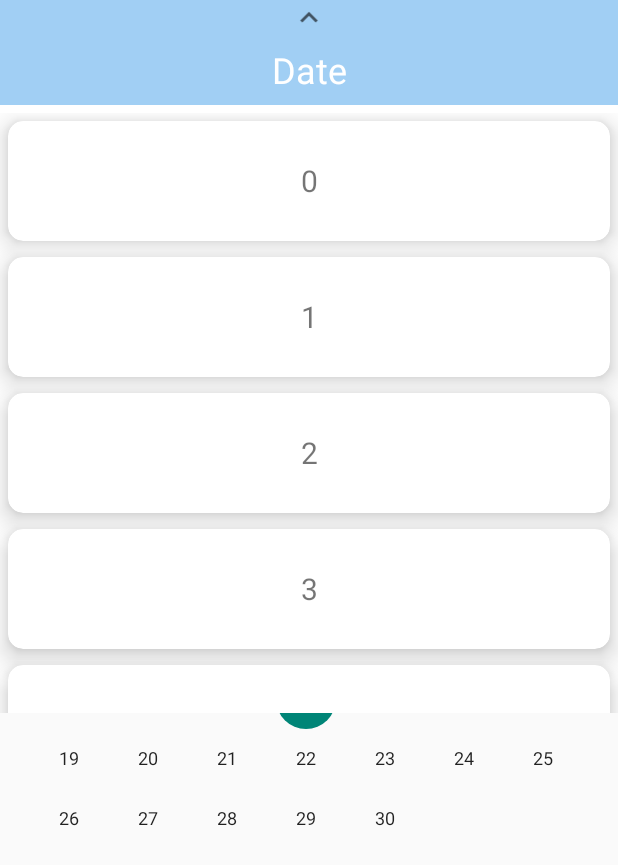
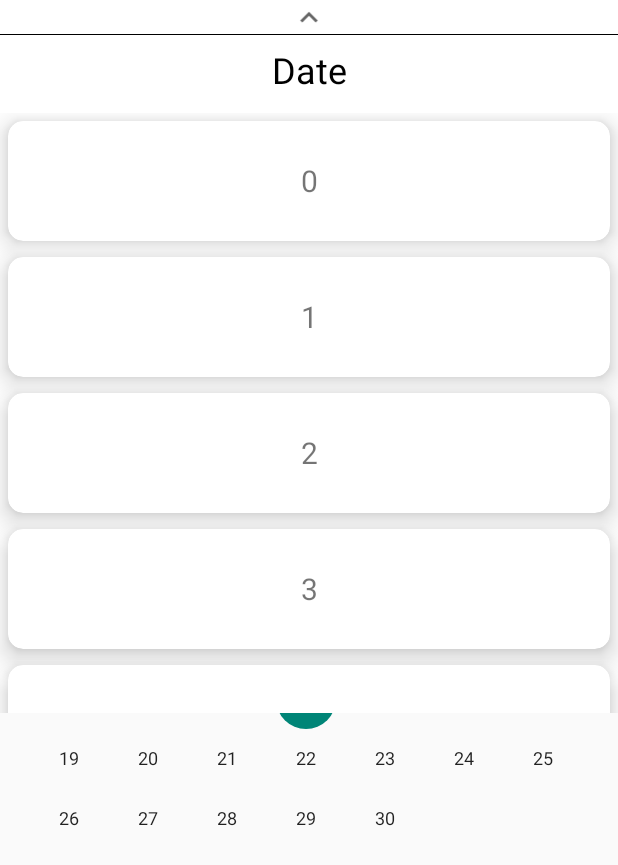
Before and after one commit to NerdNULL/DL-Front, an Android app: the screen it shows after launch (MainActivity), on a phone screen of 412 x 824 dp. Shown: the top 865 px of the screen. Run offline under Robolectric (Android 15) with nearby library versions, the phone set to English and light mode, and no system bars; libraries missing offline, so code that uses them is left out: com.sothree.slidinguppanel; plain views replace SlidingUpPanelLayout; 2 statements that could not run were skipped.

Commit message:
design update

```diff
--- a/app/src/main/java/com/example/nerdnullfront/Activity/MainActivity.java
+++ b/app/src/main/java/com/example/nerdnullfront/Activity/MainActivity.java
@@ -141,7 +141,7 @@ public class MainActivity extends AppCompatActivity implements ScheduleAdapter.I
     public void onBackPressed() {
         if(drawerMenu.isShown())
             parentLayout.closeDrawer(drawerMenu);
-        if(slider.getPanelState()== SlidingUpPanelLayout.PanelState.EXPANDED)
+        else if(slider.getPanelState()== SlidingUpPanelLayout.PanelState.EXPANDED)
             slider.setPanelState(SlidingUpPanelLayout.PanelState.COLLAPSED);
         else
             super.onBackPressed();
--- /dev/null
+++ b/app/src/main/res/drawable/schedule_list_background.xml
@@ -0,0 +1,14 @@
+<?xml version="1.0" encoding="utf-8"?>
+<layer-list xmlns:android="http://schemas.android.com/apk/res/android">
+    <item
+        android:left="-2dp"
+        android:right="-2dp"
+        android:top="-2dp"
+        android:bottom="0.5dp">
+        <shape android:shape="rectangle">
+            <stroke android:width="0.5dp"
+                android:color="#000000"/>
+            <solid android:color="#ffffff"/>
+        </shape>
+    </item>
+</layer-list>
--- a/app/src/main/res/layout/activity_main.xml
+++ b/app/src/main/res/layout/activity_main.xml
@@ -18,7 +18,6 @@
         app:umanoScrollableView="@id/scheduleListView_MainActivity"
         app:umanoPanelHeight="70dp"
         app:umanoOverlay="false"
-        app:umanoParallaxOffset="200dp"
         app:umanoShadowHeight="10dp">
         <!-- gravity 를 bottom으로 하면 아래에서 위로 드래그, top으로 하면 위에서 아래로 드래그 할 수 있다.
              umanoDragView 드래그 해서 보여줄 view를 선택
@@ -79,8 +78,8 @@
                 </LinearLayout>
             </LinearLayout>
             <LinearLayout
+                android:background="#ffffff"
                 android:clickable="true"
-                android:background="#ffffff"
                 android:id="@+id/dragView"
                 android:layout_width="match_parent"
                 android:layout_height="wrap_content"
@@ -90,19 +89,19 @@
                     android:layout_height="70dp"
                     android:orientation="vertical">
                     <LinearLayout
-                        android:background="#A1CFF4"
+                        android:background="@drawable/schedule_list_background"
+                        android:layout_gravity="center"
                         android:layout_width="match_parent"
                         android:layout_height="0dp"
                         android:layout_weight="0.5">
                         <ImageView
                             android:id="@+id/slideArrow_ImageView"
-                            android:layout_gravity="center"
+                            android:gravity="center"
                             android:layout_width="match_parent"
                             android:layout_height="match_parent"
                             android:src="@drawable/ic_baseline_keyboard_arrow_up_24"/>
                     </LinearLayout>
                     <LinearLayout
-                        android:background="#A1CFF4"
                         android:layout_width="match_parent"
                         android:layout_height="0dp"
                         android:layout_weight="1">
@@ -112,7 +111,7 @@
                             android:layout_width="match_parent"
                             android:layout_height="match_parent"
                             android:text="Date"
-                            android:textColor="#ffffff"
+                            android:textColor="#000000"
                             android:textSize="24sp" />
                     </LinearLayout>
                 </LinearLayout>
```
